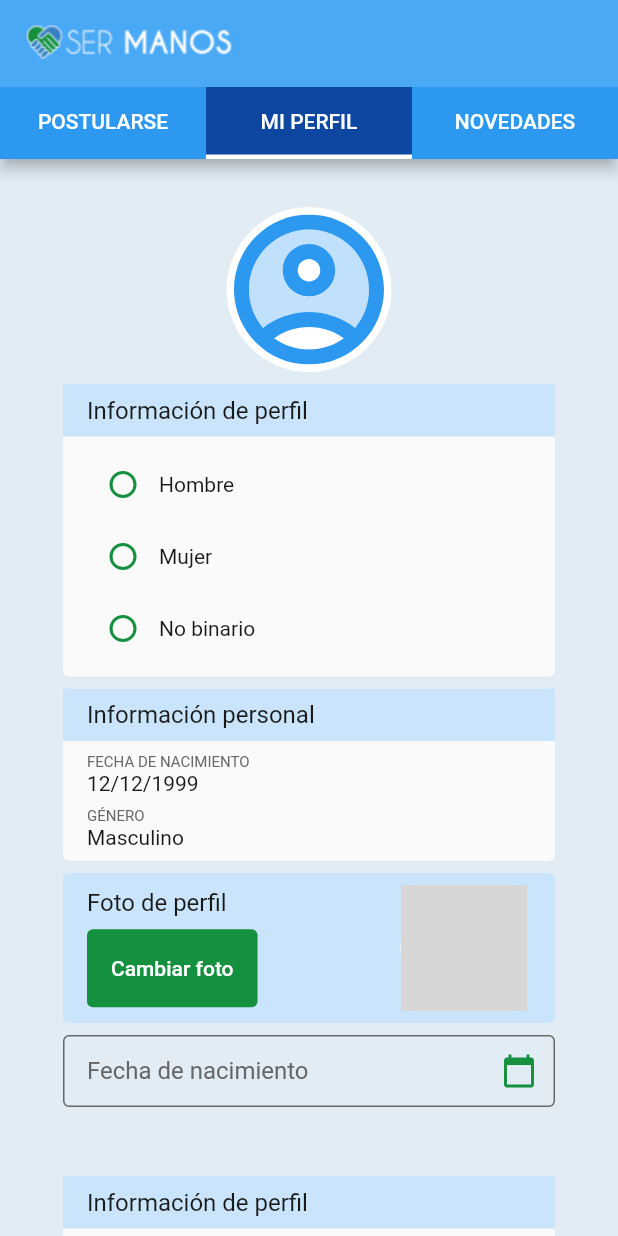
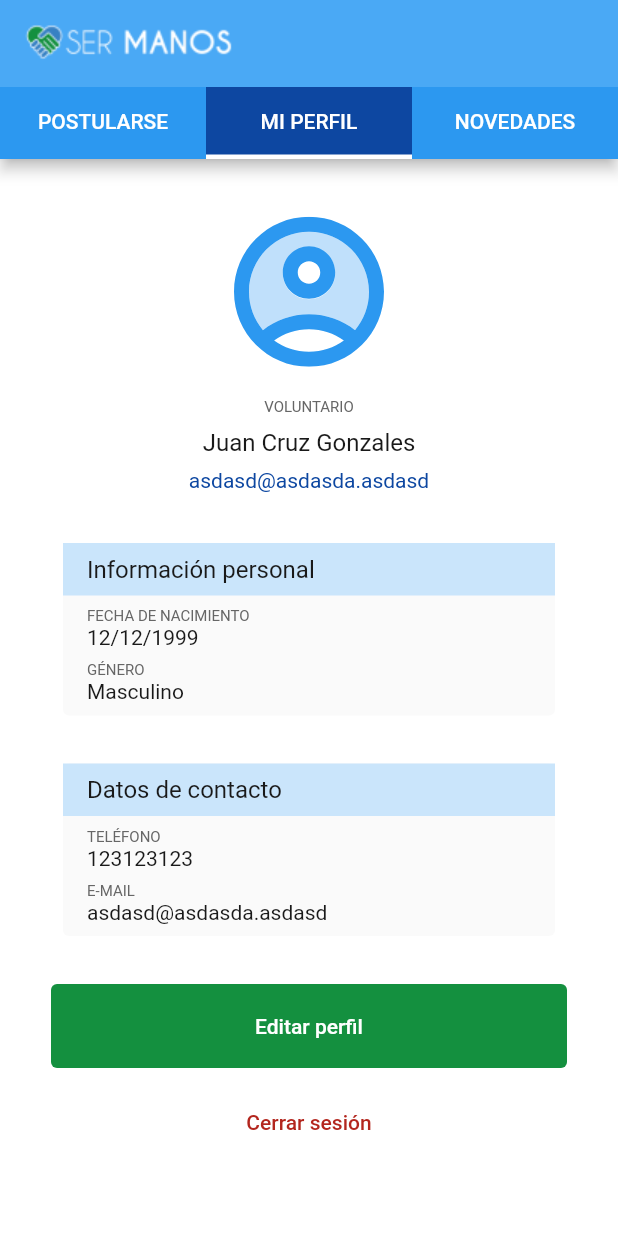
Before and after one commit to rodriguezmanueljoaquin/mobile_charity_app, a Flutter app: the HomePage screen opened by its route, tab 2 chosen, on a phone screen of 412 x 824 dp. Run offline on Flutter 3.47's test engine with Material 2 defaults, Android fonts, the phone set to English and light mode, and no system bars; our stand-ins replace flutter_svg, go_router; grey boxes are pictures that could not be loaded.

Commit message:
:sparkles: profile tab

```diff
--- a/lib/design_system/atoms/icons.dart
+++ b/lib/design_system/atoms/icons.dart
@@ -41,7 +41,7 @@ class SerManosIcon extends Icon {
 
   const SerManosIcon.close(
       {super.key, bool enabled = true, bool isPrimaryAction = false})
-      : super(Icons.calendar_today,
+      : super(Icons.close,
             color: !enabled
                 ? SerManosColors.neutral25
                 : isPrimaryAction
--- a/lib/design_system/molecules/buttons.dart
+++ b/lib/design_system/molecules/buttons.dart
@@ -1,4 +1,5 @@
 import 'package:flutter/material.dart';
+import 'package:mobile_charity_app/design_system/atoms/sized_box.dart';
 import 'package:mobile_charity_app/design_system/tokens/colors.dart';
 import 'package:mobile_charity_app/design_system/tokens/sizes.dart';
 import 'package:mobile_charity_app/design_system/tokens/spacing.dart';
@@ -11,7 +12,8 @@ class SerManosTextButton extends TextButton {
       onLongPress,
       required String text,
       bool disabled = false,
-      filled = true})
+      filled = true,
+      textColor})
       : super(
           onPressed: disabled ? null : onPressed,
           onLongPress: disabled ? null : onLongPress,
@@ -26,9 +28,10 @@ class SerManosTextButton extends TextButton {
                 style: SerManosTextStyle.button(
                   color: disabled
                       ? SerManosColors.neutral50
-                      : filled
+                      : textColor ??
+                          (filled
                               ? SerManosColors.neutral0
-                          : SerManosColors.primary100,
+                              : SerManosColors.primary100),
                 ),
                 textAlign: TextAlign.center,
               ),
@@ -51,6 +54,7 @@ class SerManosTextButton extends TextButton {
     bool disabled = false,
     bool filled = true,
     bool small = false,
+    Icon? icon,
   }) : super(
           onPressed: disabled ? null : onPressed,
           onLongPress: disabled ? null : onLongPress,
@@ -61,7 +65,15 @@ class SerManosTextButton extends TextButton {
             ),
             height: null,
             width: null,
-            child: Text(
+            child: Row(
+              mainAxisSize: MainAxisSize.min,
+              children: [
+                if (icon != null) icon,
+                if (icon != null)
+                  const SerManosSizedBox.sm(
+                    useWidth: true,
+                  ),
+                Text(
                   text,
                   style: SerManosTextStyle.button(
                     color: disabled
@@ -71,6 +83,8 @@ class SerManosTextButton extends TextButton {
                             : SerManosColors.primary100,
                   ),
                   textAlign: TextAlign.center,
+                ),
+              ],
             ),
           ),
           style: TextButton.styleFrom(
--- a/lib/design_system/molecules/components.dart
+++ b/lib/design_system/molecules/components.dart
@@ -19,8 +19,8 @@ class SerManosProfilePhoto extends StatelessWidget {
     return CircleAvatar(
       radius: size / 2,
       backgroundImage: url != null ? NetworkImage(url!) : null,
+      backgroundColor: SerManosColors.neutral0,
       child: url != null ? null : SerManosImages.profileDefaultPhoto,
-      backgroundColor: SerManosColors.neutral0,
     );
   }
 }
--- a/lib/pages/home/home.dart
+++ b/lib/pages/home/home.dart
@@ -48,7 +48,9 @@ class _HomePageState extends State<HomePage> {
       length: 3,
       initialIndex: widget.tab,
       child: Scaffold(
-        backgroundColor: SerManosColors.secondary10,
+        backgroundColor: widget.tab == 1
+            ? SerManosColors.neutral0
+            : SerManosColors.secondary10,
         appBar: AppBar(
           backgroundColor: SerManosColors.secondary90,
           systemOverlayStyle: const SystemUiOverlayStyle(
@@ -95,9 +97,7 @@ class _HomePageState extends State<HomePage> {
             VolunteeringTab(
                 searchController: searchController,
                 currentVolunteeringTitle: currentVolunteeringTitle),
-
-            const ProfileTab(),
-
+            ProfileTab(toolbarHeight: AppBar().preferredSize.height + 50),
             const NewsTab(),
           ],
         ),
--- a/lib/pages/home/tabs/profile.dart
+++ b/lib/pages/home/tabs/profile.dart
@@ -1,28 +1,119 @@
 import 'package:flutter/material.dart';
+import 'package:mobile_charity_app/design_system/atoms/icons.dart';
 import 'package:mobile_charity_app/design_system/atoms/sized_box.dart';
+import 'package:mobile_charity_app/design_system/molecules/buttons.dart';
 import 'package:mobile_charity_app/design_system/molecules/components.dart';
 import 'package:mobile_charity_app/design_system/organisms/cards/edit_profile_photo_card.dart';
 import 'package:mobile_charity_app/design_system/organisms/cards/gender_input_card.dart';
 import 'package:mobile_charity_app/design_system/organisms/cards/information_card.dart';
 import 'package:mobile_charity_app/design_system/organisms/forms/personal_data_form.dart';
+import 'package:mobile_charity_app/design_system/tokens/colors.dart';
+import 'package:mobile_charity_app/design_system/tokens/typography.dart';
 
 class ProfileTab extends StatelessWidget {
+  final bool completed = true;
+  final String _mail = "asdasd@asdasda.asdasd";
+  final String _phoneNumber = "123123123";
+  final String name = "Juan Cruz Gonzales";
+  final double _toolbarHeight;
+
   const ProfileTab({
     super.key,
-  });
+    required double toolbarHeight,
+  }) : _toolbarHeight = toolbarHeight;
 
   @override
   Widget build(BuildContext context) {
     return SingleChildScrollView(
+        child: SizedBox(
+            height: MediaQuery.of(context).size.height - _toolbarHeight,
             child: Column(
+              mainAxisAlignment: MainAxisAlignment.spaceBetween,
               children: [
-        const SerManosSizedBox.lg(),
+                Expanded(
+                  child: Column(
+                    mainAxisAlignment: MainAxisAlignment.center,
+                    children: [
                       const Center(
                         child: SerManosProfilePhoto(url: null),
                       ),
+                      const SerManosSizedBox.sl(),
+                      SerManosText.overline("VOLUNTARIO"),
                       const SerManosSizedBox.sm(),
-        const SerManosGenderInputCard(),
+                      SerManosText.subtitle1(name),
                       const SerManosSizedBox.sm(),
+                      completed
+                          ? SerManosText.body1(
+                              _mail,
+                              color: SerManosColors
+                                  .secondary200, // TODO: ADD HIPERVINCULO AL MAIL
+                            )
+                          : SerManosText.body1(
+                              "¡Completá tu perfil para tener acceso a mejores oportunidades!"),
+                    ],
+                  ),
+                ),
+                completed
+                    ? ProfileData(
+                        mail: _mail,
+                        phoneNumber: _phoneNumber,
+                      )
+                    : Container(),
+
+                completed
+                    ? Column(
+                        children: [
+                          SerManosTextButton.longTextButton(
+                            text: "Editar perfil",
+                            onPressed: () {},
+                          ),
+                          const SerManosSizedBox.sm(),
+                          SerManosTextButton.longTextButton(
+                            text: "Cerrar sesión",
+                            onPressed: () {},
+                            filled: false,
+                            textColor: SerManosColors.error100,
+                          ),
+                          const SerManosSizedBox.xl(),
+                        ],
+                      )
+                    : Column(
+                        children: [
+                          SerManosTextButton.shortTextButton(
+                            text: "Completar",
+                            icon: const SerManosIcon.add(),
+                            onPressed: () {},
+                          ),
+                          const SerManosSizedBox.xl(),
+                        ],
+                      ),
+                // const SerManosGenderInputCard(),
+                // const SerManosSizedBox.sm(),
+                // const SerManosSizedBox.sm(),
+                // const SerManosEditPhotoCard(currentPhotoUrl: "asd"),
+                // const SerManosSizedBox.sm(),
+                // SerManosPersonalDataForm(
+                //     formKey: GlobalKey<FormState>(),
+                //     changeDisabledStateTo: (bool state) {})
+              ],
+            )));
+  }
+}
+
+class ProfileData extends StatelessWidget {
+  final String _mail, _phoneNumber;
+
+  const ProfileData({
+    super.key,
+    required String mail,
+    required String phoneNumber,
+  })  : _mail = mail,
+        _phoneNumber = phoneNumber;
+
+  @override
+  Widget build(BuildContext context) {
+    return Column(
+      children: [
         SerManosInformationCard(
           title: "Información personal",
           contentsByLabel: Map.from({
@@ -30,13 +121,14 @@ class ProfileTab extends StatelessWidget {
             "Género": "Masculino",
           }),
         ),
-        const SerManosSizedBox.sm(),
-        const SerManosEditPhotoCard(currentPhotoUrl: "asd"),
-        const SerManosSizedBox.sm(),
-        SerManosPersonalDataForm(
-            formKey: GlobalKey<FormState>(),
-            changeDisabledStateTo: (bool state) {})
+        const SerManosSizedBox.lg(),
+        SerManosInformationCard(
+          title: "Datos de contacto",
+          contentsByLabel:
+              Map.from({"Teléfono": _phoneNumber, "E-mail": _mail}),
+        ),
+        const SerManosSizedBox.lg(),
       ],
-    ));
+    );
   }
 }
```
Lines whose indentation alone changed are shown as unchanged.
